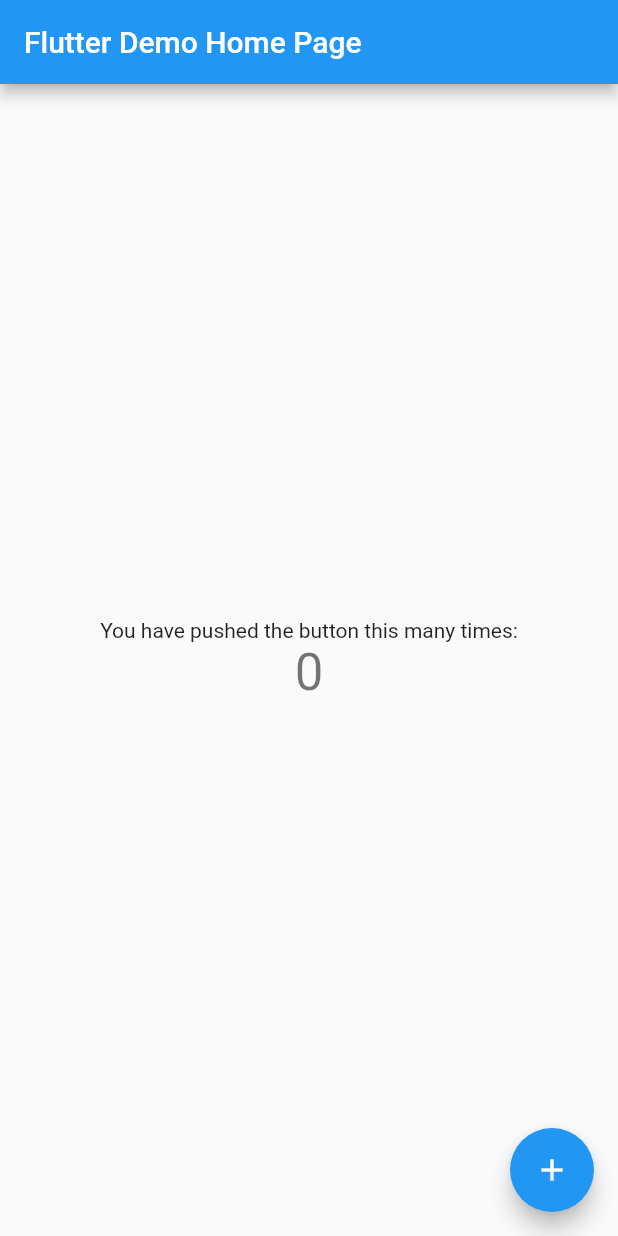
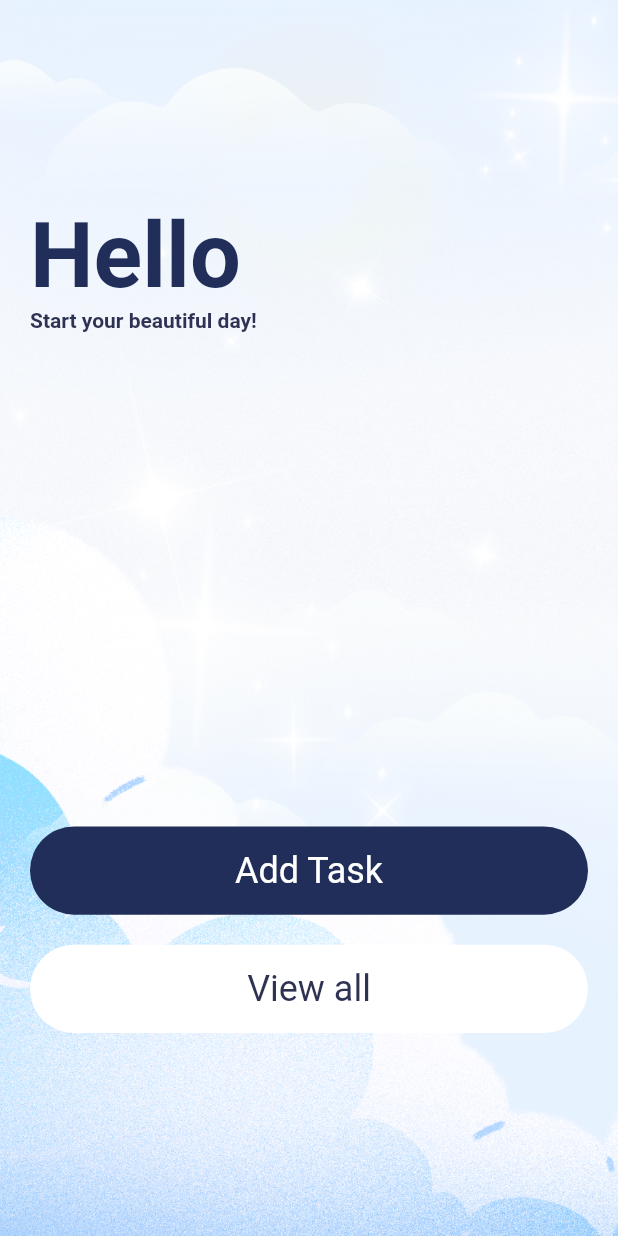
Before and after one commit to khushisinha20/to-do-app, a Flutter app: the screen it shows after launch, on a phone screen of 412 x 824 dp. Run offline on Flutter 3.47's test engine with Material 2 defaults, Android fonts, the phone set to English and light mode, and no system bars.

Commit message:
Added home screen

```diff
--- a/frontend/lib/main.dart
+++ b/frontend/lib/main.dart
@@ -1,4 +1,5 @@
 import 'package:flutter/material.dart';
+import 'package:frontend/screens/home_screen.dart';
 
 void main() {
   runApp(const MyApp());
@@ -7,109 +8,14 @@ void main() {
 class MyApp extends StatelessWidget {
   const MyApp({super.key});
 
-  // This widget is the root of your application.
   @override
   Widget build(BuildContext context) {
     return MaterialApp(
-      title: 'Flutter Demo',
-      theme: ThemeData(
-        // This is the theme of your application.
-        //
-        // Try running your application with "flutter run". You'll see the
-        // application has a blue toolbar. Then, without quitting the app, try
-        // changing the primarySwatch below to Colors.green and then invoke
-        // "hot reload" (press "r" in the console where you ran "flutter run",
-        // or simply save your changes to "hot reload" in a Flutter IDE).
-        // Notice that the counter didn't reset back to zero; the application
-        // is not restarted.
-        primarySwatch: Colors.blue,
-      ),
-      home: const MyHomePage(title: 'Flutter Demo Home Page'),
-    );
+        debugShowCheckedModeBanner: false,
+        title: 'Flutter Demo',
+        theme: ThemeData(
+          primarySwatch: Colors.blue,
+        ),
+        home: const HomeScreen());
   }
 }
-
-class MyHomePage extends StatefulWidget {
-  const MyHomePage({super.key, required this.title});
-
-  // This widget is the home page of your application. It is stateful, meaning
-  // that it has a State object (defined below) that contains fields that affect
-  // how it looks.
-
-  // This class is the configuration for the state. It holds the values (in this
-  // case the title) provided by the parent (in this case the App widget) and
-  // used by the build method of the State. Fields in a Widget subclass are
-  // always marked "final".
-
-  final String title;
-
-  @override
-  State<MyHomePage> createState() => _MyHomePageState();
-}
-
-class _MyHomePageState extends State<MyHomePage> {
-  int _counter = 0;
-
-  void _incrementCounter() {
-    setState(() {
-      // This call to setState tells the Flutter framework that something has
-      // changed in this State, which causes it to rerun the build method below
-      // so that the display can reflect the updated values. If we changed
-      // _counter without calling setState(), then the build method would not be
-      // called again, and so nothing would appear to happen.
-      _counter++;
-    });
-  }
-
-  @override
-  Widget build(BuildContext context) {
-    // This method is rerun every time setState is called, for instance as done
-    // by the _incrementCounter method above.
-    //
-    // The Flutter framework has been optimized to make rerunning build methods
-    // fast, so that you can just rebuild anything that needs updating rather
-    // than having to individually change instances of widgets.
-    return Scaffold(
-      appBar: AppBar(
-        // Here we take the value from the MyHomePage object that was created by
-        // the App.build method, and use it to set our appbar title.
-        title: Text(widget.title),
-      ),
-      body: Center(
-        // Center is a layout widget. It takes a single child and positions it
-        // in the middle of the parent.
-        child: Column(
-          // Column is also a layout widget. It takes a list of children and
-          // arranges them vertically. By default, it sizes itself to fit its
-          // children horizontally, and tries to be as tall as its parent.
-          //
-          // Invoke "debug painting" (press "p" in the console, choose the
-          // "Toggle Debug Paint" action from the Flutter Inspector in Android
-          // Studio, or the "Toggle Debug Paint" command in Visual Studio Code)
-          // to see the wireframe for each widget.
-          //
-          // Column has various properties to control how it sizes itself and
-          // how it positions its children. Here we use mainAxisAlignment to
-          // center the children vertically; the main axis here is the vertical
-          // axis because Columns are vertical (the cross axis would be
-          // horizontal).
-          mainAxisAlignment: MainAxisAlignment.center,
-          children: <Widget>[
-            const Text(
-              'You have pushed the button this many times:',
-            ),
-            Text(
-              '$_counter',
-              style: Theme.of(context).textTheme.headlineMedium,
-            ),
-          ],
-        ),
-      ),
-      floatingActionButton: FloatingActionButton(
-        onPressed: _incrementCounter,
-        tooltip: 'Increment',
-        child: const Icon(Icons.add),
-      ), // This trailing comma makes auto-formatting nicer for build methods.
-    );
-  }
-}
--- /dev/null
+++ b/frontend/lib/screens/home_screen.dart
@@ -0,0 +1,72 @@
+import 'package:flutter/material.dart';
+import 'package:flutter/src/widgets/framework.dart';
+import 'package:flutter/src/widgets/placeholder.dart';
+import 'package:frontend/colors/app_colors.dart';
+import 'package:frontend/widgets/button_widget.dart';
+
+class HomeScreen extends StatefulWidget {
+  const HomeScreen({super.key});
+
+  @override
+  State<HomeScreen> createState() => _HomeScreenState();
+}
+
+class _HomeScreenState extends State<HomeScreen> {
+  @override
+  Widget build(BuildContext context) {
+    return Scaffold(
+      body: Container(
+        width: double.maxFinite,
+        height: double.maxFinite,
+        padding: const EdgeInsets.only(left: 20, right: 20),
+        decoration: const BoxDecoration(
+          image: DecorationImage(
+            fit: BoxFit.cover,
+            image: AssetImage("assets/background_image.png"),
+          ),
+        ),
+        child: Column(
+          mainAxisAlignment: MainAxisAlignment.center,
+          crossAxisAlignment: CrossAxisAlignment.start,
+          children: [
+            RichText(
+              text: TextSpan(
+                text: "Hello",
+                style: TextStyle(
+                  color: AppColors.mainColor,
+                  fontSize: 60,
+                  fontWeight: FontWeight.bold,
+                ),
+                children: [
+                  TextSpan(
+                    text: "\nStart your beautiful day!",
+                    style: TextStyle(
+                      color: AppColors.smallTextColor,
+                      fontSize: 14,
+                    ),
+                  ),
+                ],
+              ),
+            ),
+            SizedBox(
+              height: MediaQuery.of(context).size.height / 2.5,
+            ),
+            ButtonWidget(
+              backgroundColor: AppColors.mainColor,
+              text: "Add Task",
+              textColor: Colors.white,
+            ),
+            const SizedBox(
+              height: 20,
+            ),
+            ButtonWidget(
+              backgroundColor: Colors.white,
+              text: "View all",
+              textColor: AppColors.smallTextColor,
+            ),
+          ],
+        ),
+      ),
+    );
+  }
+}
--- /dev/null
+++ b/frontend/lib/widgets/button_widget.dart
@@ -0,0 +1,35 @@
+import 'package:flutter/material.dart';
+import 'package:flutter/src/widgets/framework.dart';
+import 'package:flutter/src/widgets/placeholder.dart';
+
+class ButtonWidget extends StatelessWidget {
+  final Color backgroundColor;
+  final String text;
+  final Color textColor;
+
+  const ButtonWidget({
+    Key? key,
+    required this.backgroundColor,
+    required this.text,
+    required this.textColor,
+  }) : super(key: key);
+
+  @override
+  Widget build(BuildContext context) {
+    return Container(
+      width: double.maxFinite,
+      height: MediaQuery.of(context).size.height / 14,
+      decoration: BoxDecoration(
+          color: backgroundColor, borderRadius: BorderRadius.circular(40)),
+      child: Center(
+        child: Text(
+          text,
+          style: TextStyle(
+            fontSize: 24,
+            color: textColor,
+          ),
+        ),
+      ),
+    );
+  }
+}
```
